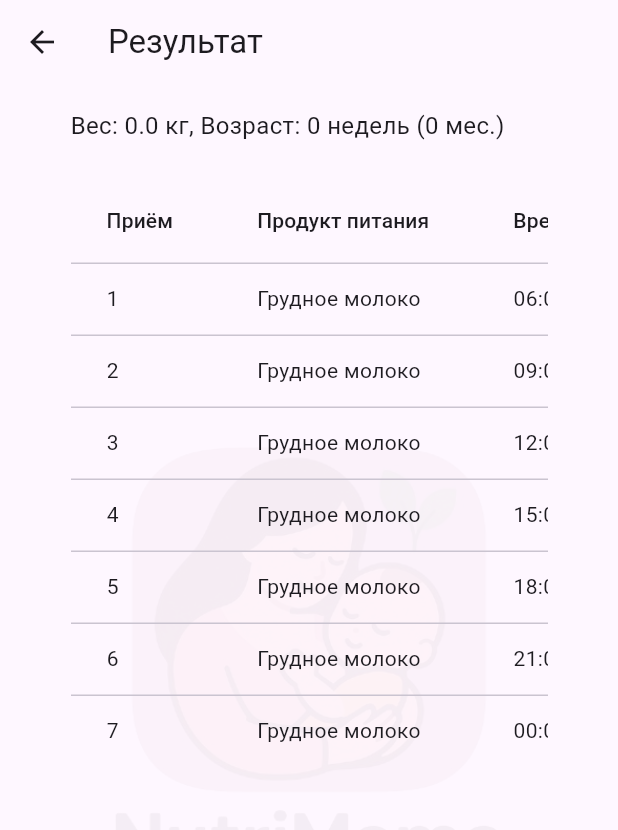
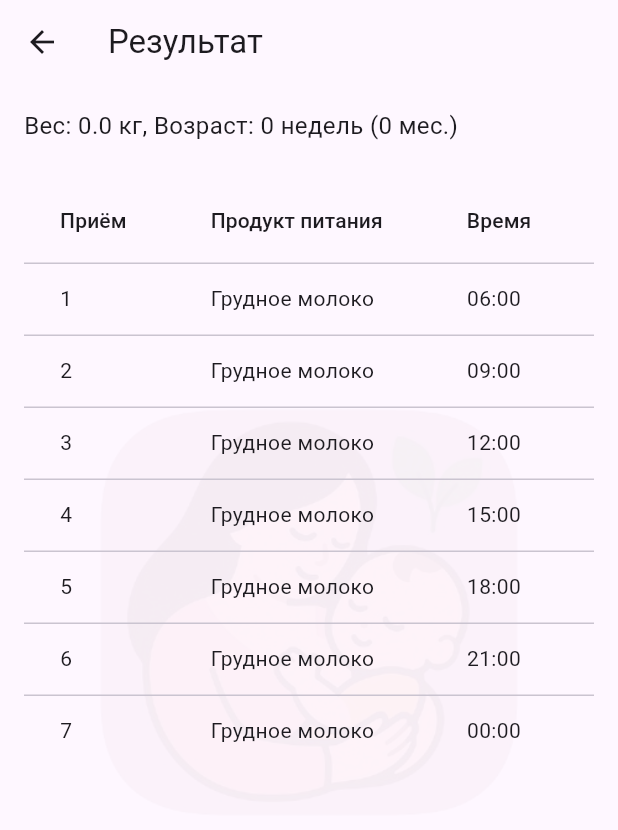
Before and after one commit to abcdefg-min/NutriMAMA, a Flutter app: the TableScreen screen opened directly with empty values, on a phone screen of 412 x 824 dp. Shown: the top 830 px of the screen. Run offline on Flutter 3.47's test engine with Material 3 defaults, Android fonts, the phone set to English and light mode, and no system bars; our stand-ins replace loading_animation_widget.

Commit message:
без страниц регистрации и авторизации

```diff
--- a/lib/loginScreen.dart
+++ b/lib/loginScreen.dart
@@ -13,7 +13,7 @@ class _LoginScreenState extends State<LoginScreen> {
   final _formKey = GlobalKey<FormState>();
 
   @override
-  void _loginSc() {
+  void _screenNutri() {
     if (_formKey.currentState!.validate()) {
       Navigator.push(
         context,
@@ -103,7 +103,7 @@ class _LoginScreenState extends State<LoginScreen> {
               SizedBox(height: 60.0),
               Center(
                 child: ElevatedButton(
-                  onPressed: _loginSc,
+                  onPressed: _screenNutri,
                   child: const Text("Регистрация"),
                   style: ElevatedButton.styleFrom(
                     textStyle: TextStyle(fontSize: 20),
--- a/lib/splash.dart
+++ b/lib/splash.dart
@@ -2,6 +2,7 @@ import "dart:async";
 import "package:flutter_nutrimama/onboard.dart";
 import "package:loading_animation_widget/loading_animation_widget.dart";
 import "package:flutter/material.dart";
+import 'nutriMAMAScreen.dart';
 
 
 class SplashScreen extends StatefulWidget {
@@ -18,7 +19,7 @@ class _SplashScreenState extends State<SplashScreen> {
     Timer(Duration(seconds: 3), () {
       Navigator.push(
         context,
-        MaterialPageRoute(builder: (context) => const Onboardind()));
+        MaterialPageRoute(builder: (context) => const NutriMAMAScreen()));
     });
   }
 
--- a/lib/tableScreen.dart
+++ b/lib/tableScreen.dart
@@ -66,7 +66,7 @@ class TableScreen extends StatelessWidget {
       appBar: AppBar(title: const Text("Результат")),
       body: Center(
         child: Container(
-          width: 350,
+          width: 450,
           padding: const EdgeInsets.all(16.0),
           decoration: BoxDecoration(
             image: DecorationImage(
```
